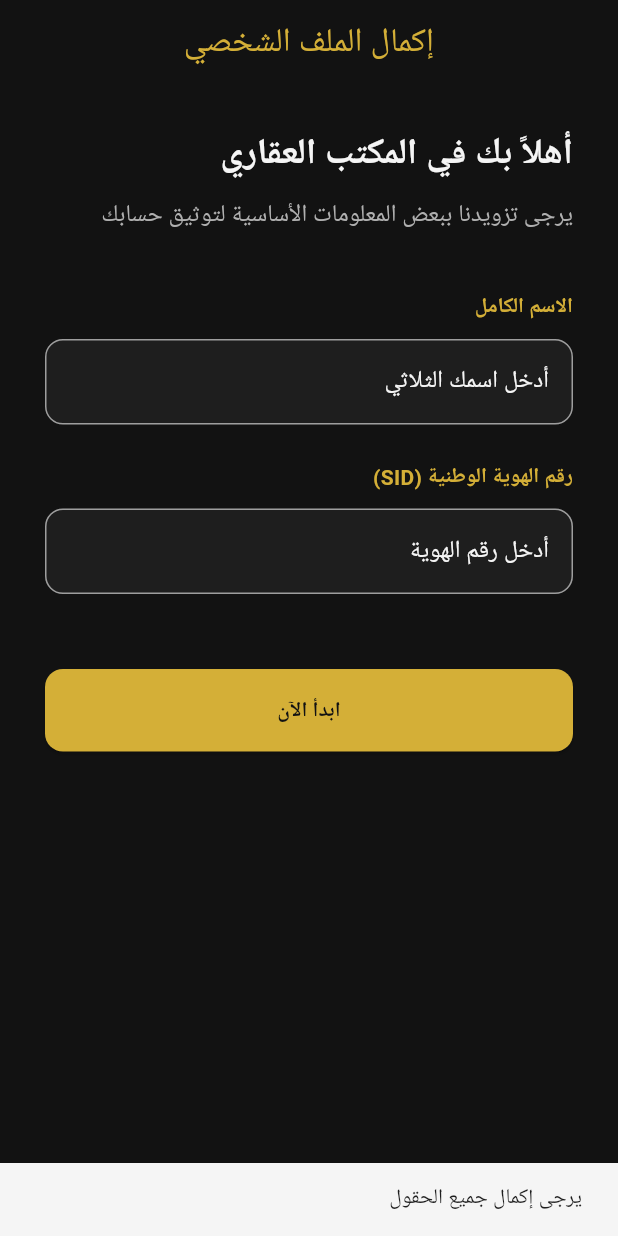
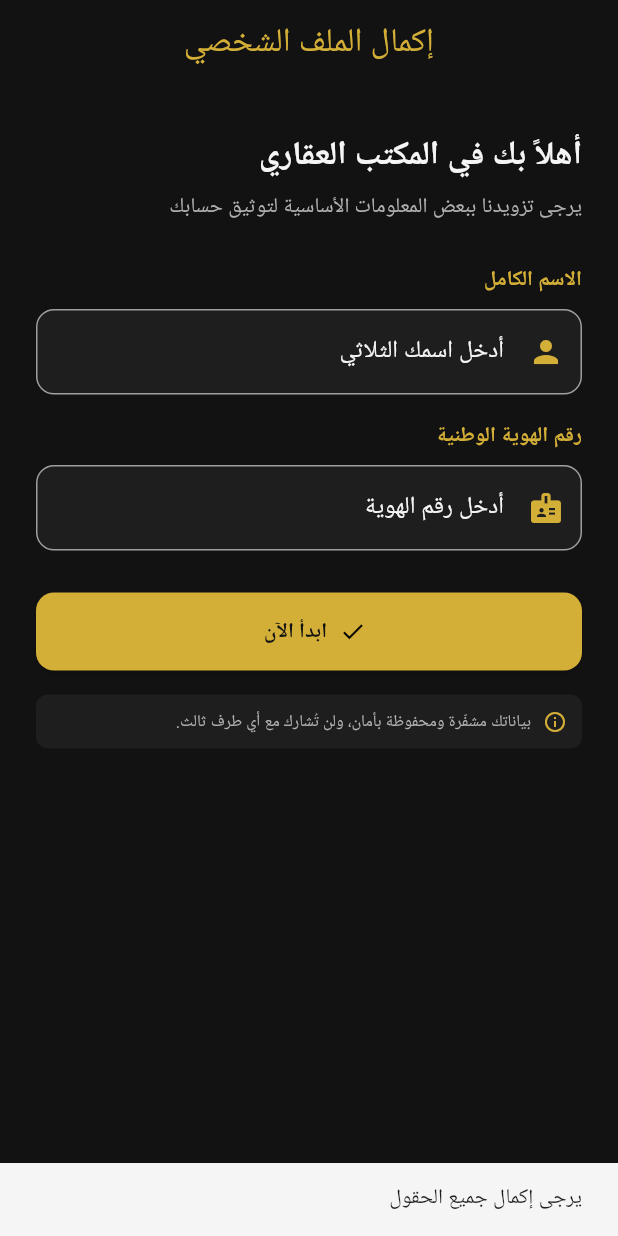
Before and after one commit to hady-albnnai/sweeda-real-estate-office-elc, a Flutter app: the SetupProfileScreen screen opened by its route, after a tap on "ابدأ الآن", on a phone screen of 412 x 824 dp. Run offline on Flutter 3.47's test engine with Material 3 defaults, Android fonts, the phone set to English and light mode, and no system bars; our stand-ins replace flutter_image_compress, flutter_local_notifications, go_router, google_fonts, hive_flutter, image_picker and 4 more; accounts and stored records are empty; Roboto replaces fonts that are missing (Cairo).

Commit message:
fix: إصلاحات ما بعد الاختبار الأول على الجهاز
🐛 المشاكل المُصلحة:
1. setup_profile_screen: RenderFlex overflowed by 67 pixels
   - أُعيد بناؤها بـ SafeArea + SingleChildScrollView
   - حقول مع prefixIcons + كرت معلومات أمان
   - توجيه حسب الدور بعد إكمال الملف (admin/broker/user)

2. context.go('/') → 'no routes for location' بعد تسجيل الدخول
   - otp_verification_screen: توجيه حسب isAdmin/isBroker (user/home بدل /)
   - app.dart magic link listener: نفس الإصلاح
   - splash_screen: نفس الإصلاح + فحص حالة المستخدم قبل التوجيه

3. شاشة Splash داخل Flutter تستخدم أيقونة افتراضية
   - الآن تستخدم assets/images/logo_app.png مع errorBuilder

4. Splash لا يفحص حالة المستخدم → دائماً يفتح شاشة الزائر
   - أُضيف auth.checkAuthStatus() لاسترجاع الجلسة المحفوظة

5. Native splash (Android) — اللوجو لا يظهر بحجم مناسب
   - تحديد 220x220 dp في launch_background.xml (drawable + drawable-v21)

📝 ملاحظة: خطأ FunctionException 404 للـ Edge Functions متوقع
لأن Meta WhatsApp Edge Functions لم تُنشر بعد (وضع التطوير شغّال صح)

📚 تحديث الملفات المرجعية:
- docs/PROJECT_PLAN.md: المرحلة 9 الجديدة
- docs/SCREENS_AUDIT.md: تحديث setup_profile + otp

```diff
--- a/lib/app.dart
+++ b/lib/app.dart
@@ -61,8 +61,12 @@ class _MyAppState extends State<MyApp> {
             final go = AppRouter.router;
             if (auth.isNewUser) {
               go.go('/setup-profile');
+            } else if (auth.isAdmin) {
+              go.go('/admin/dashboard');
+            } else if (auth.isBroker) {
+              go.go('/broker/dashboard');
             } else {
-              go.go('/');
+              go.go('/user/home');
             }
           }
         }
--- a/lib/screens/auth/otp_verification_screen.dart
+++ b/lib/screens/auth/otp_verification_screen.dart
@@ -68,8 +68,12 @@ class _OtpVerificationScreenState extends State<OtpVerificationScreen> {
     if (ok) {
       if (auth.isNewUser) {
         context.go('/setup-profile');
+      } else if (auth.isAdmin) {
+        context.go('/admin/dashboard');
+      } else if (auth.isBroker) {
+        context.go('/broker/dashboard');
       } else {
-        context.go('/');
+        context.go('/user/home');
       }
     } else {
       ScaffoldMessenger.of(context).showSnackBar(
--- a/lib/screens/auth/setup_profile_screen.dart
+++ b/lib/screens/auth/setup_profile_screen.dart
@@ -14,82 +14,150 @@ class SetupProfileScreen extends StatefulWidget {
 class _SetupProfileScreenState extends State<SetupProfileScreen> {
   final TextEditingController _nameController = TextEditingController();
   final TextEditingController _sidController = TextEditingController();
+  bool _loading = false;
+
+  @override
+  void dispose() {
+    _nameController.dispose();
+    _sidController.dispose();
+    super.dispose();
+  }
+
+  Future<void> _submit() async {
+    if (_nameController.text.isEmpty || _sidController.text.isEmpty) {
+      ScaffoldMessenger.of(context).showSnackBar(
+        const SnackBar(content: Text('يرجى إكمال جميع الحقول')),
+      );
+      return;
+    }
+    setState(() => _loading = true);
+    final authProvider = context.read<AuthProvider>();
+    final ok = await authProvider.completeProfile(
+      name: _nameController.text.trim(),
+      sid: _sidController.text.trim(),
+    );
+    if (!mounted) return;
+    setState(() => _loading = false);
+    if (ok) {
+      // التوجّه حسب الدور
+      if (authProvider.isAdmin) {
+        context.go('/admin/dashboard');
+      } else if (authProvider.isBroker) {
+        context.go('/broker/dashboard');
+      } else {
+        context.go('/user/home');
+      }
+    } else {
+      ScaffoldMessenger.of(context).showSnackBar(
+        const SnackBar(content: Text('فشل حفظ البيانات، حاول مرة أخرى')),
+      );
+    }
+  }
 
   @override
   Widget build(BuildContext context) {
-    final authProvider = Provider.of<AuthProvider>(context);
-
     return Scaffold(
+      backgroundColor: AppTheme.deepBlack,
       appBar: AppBar(
         title: const Text('إكمال الملف الشخصي'),
         backgroundColor: Colors.transparent,
         elevation: 0,
       ),
-      body: Padding(
-        padding: const EdgeInsets.all(30.0),
+      body: SafeArea(
+        child: SingleChildScrollView(
+          padding: const EdgeInsets.all(24),
           child: Column(
             crossAxisAlignment: CrossAxisAlignment.start,
             children: [
+              const SizedBox(height: 8),
               const Text(
                 'أهلاً بك في المكتب العقاري',
-              style: TextStyle(color: AppTheme.textWhite, fontSize: 24, fontWeight: FontWeight.bold),
+                style: TextStyle(
+                    color: AppTheme.textWhite,
+                    fontSize: 22,
+                    fontWeight: FontWeight.bold),
               ),
-            const SizedBox(height: 10),
+              const SizedBox(height: 8),
               const Text(
                 'يرجى تزويدنا ببعض المعلومات الأساسية لتوثيق حسابك',
-              style: TextStyle(color: AppTheme.textGrey, fontSize: 16),
+                style: TextStyle(color: AppTheme.textGrey, fontSize: 14),
               ),
-            const SizedBox(height: 40),
+              const SizedBox(height: 28),
               const Text(
                 'الاسم الكامل',
-              style: TextStyle(color: AppTheme.primaryGold, fontWeight: FontWeight.bold),
+                style: TextStyle(
+                    color: AppTheme.primaryGold,
+                    fontWeight: FontWeight.bold),
               ),
-            const SizedBox(height: 10),
+              const SizedBox(height: 8),
               TextField(
                 controller: _nameController,
                 style: const TextStyle(color: AppTheme.textWhite),
                 decoration: const InputDecoration(
                   hintText: 'أدخل اسمك الثلاثي',
+                  prefixIcon: Icon(Icons.person, color: AppTheme.primaryGold),
                 ),
               ),
-            const SizedBox(height: 25),
+              const SizedBox(height: 18),
               const Text(
-              'رقم الهوية الوطنية (SID)',
-              style: TextStyle(color: AppTheme.primaryGold, fontWeight: FontWeight.bold),
+                'رقم الهوية الوطنية',
+                style: TextStyle(
+                    color: AppTheme.primaryGold,
+                    fontWeight: FontWeight.bold),
               ),
-            const SizedBox(height: 10),
+              const SizedBox(height: 8),
               TextField(
                 controller: _sidController,
                 keyboardType: TextInputType.number,
                 style: const TextStyle(color: AppTheme.textWhite),
                 decoration: const InputDecoration(
                   hintText: 'أدخل رقم الهوية',
+                  prefixIcon: Icon(Icons.badge, color: AppTheme.primaryGold),
                 ),
               ),
-            const SizedBox(height: 50),
+              const SizedBox(height: 28),
               SizedBox(
                 width: double.infinity,
-              height: 55,
-              child: ElevatedButton(
-                onPressed: () async {
-                  if (_nameController.text.isNotEmpty && _sidController.text.isNotEmpty) {
-                    await authProvider.completeProfile(
-                      name: _nameController.text,
-                      sid: _sidController.text,
-                    );
-                    context.go('/'); // Go to home
-                  } else {
-                    ScaffoldMessenger.of(context).showSnackBar(
-                      const SnackBar(content: Text('يرجى إكمال جميع الحقول')),
-                    );
-                  }
-                },
-                child: const Text('ابدأ الآن'),
+                height: 52,
+                child: ElevatedButton.icon(
+                  onPressed: _loading ? null : _submit,
+                  icon: _loading
+                      ? const SizedBox(
+                          width: 18,
+                          height: 18,
+                          child: CircularProgressIndicator(
+                              strokeWidth: 2, color: Colors.black),
+                        )
+                      : const Icon(Icons.check, color: Colors.black),
+                  label: const Text('ابدأ الآن'),
+                ),
+              ),
+              const SizedBox(height: 16),
+              Container(
+                padding: const EdgeInsets.all(10),
+                decoration: BoxDecoration(
+                  color: AppTheme.surfaceBlack,
+                  borderRadius: BorderRadius.circular(8),
+                ),
+                child: const Row(
+                  children: [
+                    Icon(Icons.info_outline,
+                        color: AppTheme.primaryGold, size: 16),
+                    SizedBox(width: 8),
+                    Expanded(
+                      child: Text(
+                        'بياناتك مشفّرة ومحفوظة بأمان، ولن تُشارك مع أي طرف ثالث.',
+                        style: TextStyle(
+                            color: AppTheme.textGrey, fontSize: 11),
                       ),
                     ),
                   ],
                 ),
               ),
+            ],
+          ),
+        ),
+      ),
     );
   }
 }
```
Also changed, not shown: lib/screens/splash_screen.dart (+27 -6 lines), 3 other files. Lines whose indentation alone changed are shown as unchanged.
